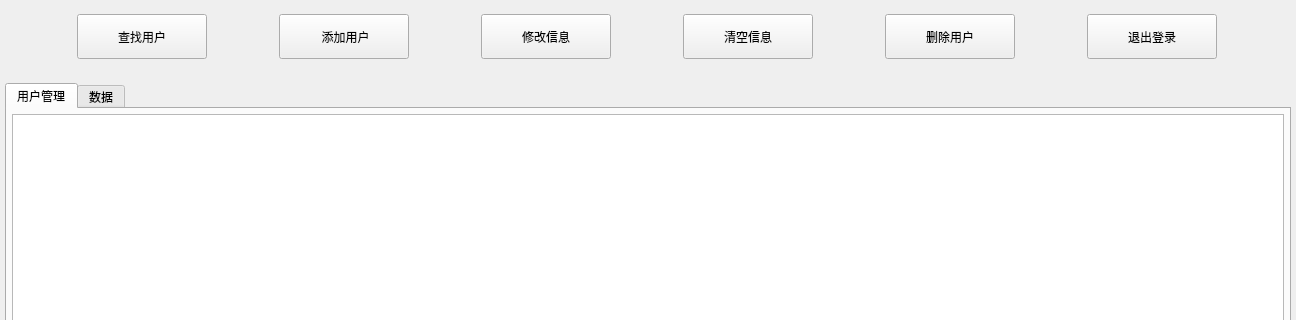
The window that admin/adminwidget.ui (ciyeer/ManageSystem) describes before a commit, drawn with Qt 5; both pictures show x 0 to 1296 and y 0 to 320 of the 1296 by 814 pixel window.
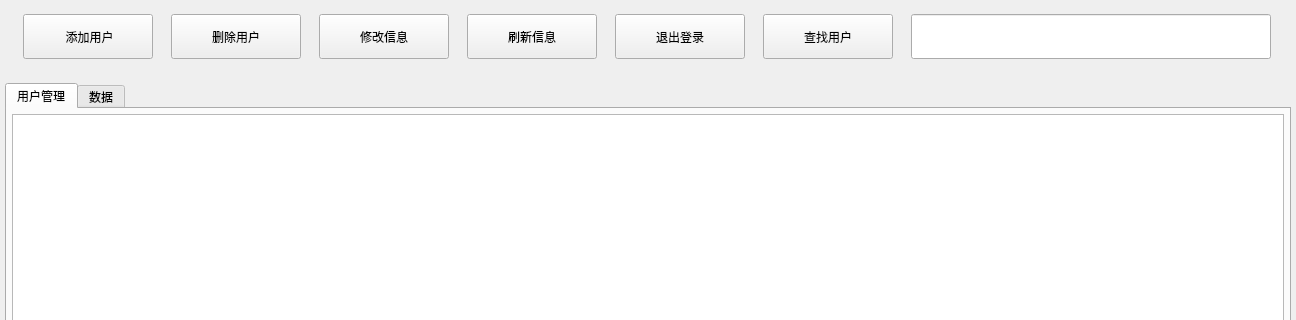
The same window after the commit.

Patch:
```diff
--- a/admin/adminwidget.ui
+++ b/admin/adminwidget.ui
@@ -39,25 +39,6 @@
      </property>
      <item>
       <layout class="QHBoxLayout" name="horizontalLayout">
-       <item>
-        <widget class="QPushButton" name="serachuser">
-         <property name="minimumSize">
-          <size>
-           <width>130</width>
-           <height>45</height>
-          </size>
-         </property>
-         <property name="maximumSize">
-          <size>
-           <width>130</width>
-           <height>45</height>
-          </size>
-         </property>
-         <property name="text">
-          <string>查找用户</string>
-         </property>
-        </widget>
-       </item>
        <item>
         <widget class="QPushButton" name="adduserbtn">
          <property name="minimumSize">
@@ -77,44 +58,6 @@
          </property>
         </widget>
        </item>
-       <item>
-        <widget class="QPushButton" name="modifyBtn">
-         <property name="minimumSize">
-          <size>
-           <width>130</width>
-           <height>45</height>
-          </size>
-         </property>
-         <property name="maximumSize">
-          <size>
-           <width>130</width>
-           <height>45</height>
-          </size>
-         </property>
-         <property name="text">
-          <string>修改信息</string>
-         </property>
-        </widget>
-       </item>
-       <item>
-        <widget class="QPushButton" name="clearBtn">
-         <property name="minimumSize">
-          <size>
-           <width>130</width>
-           <height>45</height>
-          </size>
-         </property>
-         <property name="maximumSize">
-          <size>
-           <width>130</width>
-           <height>45</height>
-          </size>
-         </property>
-         <property name="text">
-          <string>清空信息</string>
-         </property>
-        </widget>
-       </item>
        <item>
         <widget class="QPushButton" name="deleteuserbtn">
          <property name="minimumSize">
@@ -134,6 +77,44 @@
          </property>
         </widget>
        </item>
+       <item>
+        <widget class="QPushButton" name="modifyBtn">
+         <property name="minimumSize">
+          <size>
+           <width>130</width>
+           <height>45</height>
+          </size>
+         </property>
+         <property name="maximumSize">
+          <size>
+           <width>130</width>
+           <height>45</height>
+          </size>
+         </property>
+         <property name="text">
+          <string>修改信息</string>
+         </property>
+        </widget>
+       </item>
+       <item>
+        <widget class="QPushButton" name="flushBtn">
+         <property name="minimumSize">
+          <size>
+           <width>130</width>
+           <height>45</height>
+          </size>
+         </property>
+         <property name="maximumSize">
+          <size>
+           <width>130</width>
+           <height>45</height>
+          </size>
+         </property>
+         <property name="text">
+          <string>刷新信息</string>
+         </property>
+        </widget>
+       </item>
        <item>
         <widget class="QPushButton" name="exitBtn">
          <property name="minimumSize">
@@ -153,6 +134,41 @@
          </property>
         </widget>
        </item>
+       <item>
+        <widget class="QPushButton" name="serachuser">
+         <property name="minimumSize">
+          <size>
+           <width>130</width>
+           <height>45</height>
+          </size>
+         </property>
+         <property name="maximumSize">
+          <size>
+           <width>130</width>
+           <height>45</height>
+          </size>
+         </property>
+         <property name="text">
+          <string>查找用户</string>
+         </property>
+        </widget>
+       </item>
+       <item>
+        <widget class="QLineEdit" name="lineEdit">
+         <property name="minimumSize">
+          <size>
+           <width>360</width>
+           <height>45</height>
+          </size>
+         </property>
+         <property name="maximumSize">
+          <size>
+           <width>350</width>
+           <height>45</height>
+          </size>
+         </property>
+        </widget>
+       </item>
       </layout>
      </item>
      <item>
```
